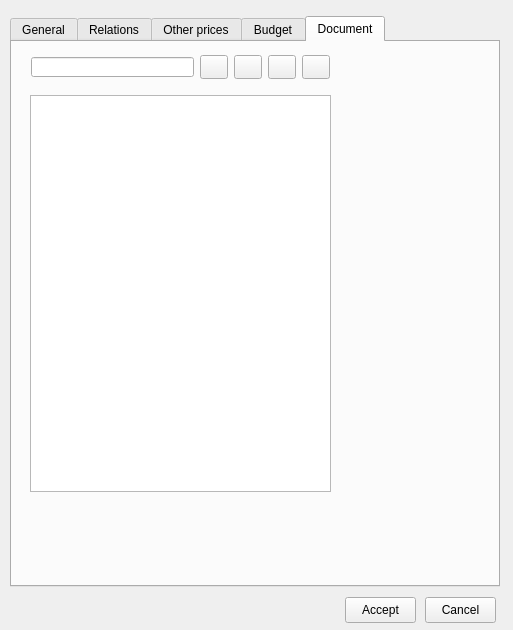
First picture: the form in ui/plan_psector.ui, repository Giswater/giswater_qgis_plugin, before the edit.
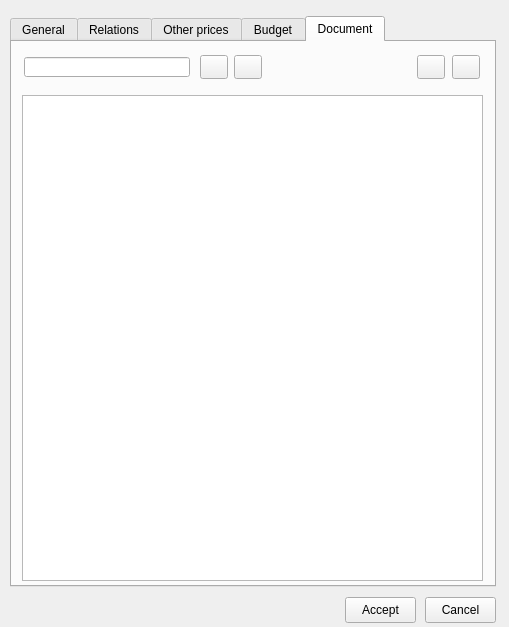
Second picture: the form after the edit. The open tabs and pages were chosen to show the change. Icons and pictures are not drawn.

Commit message: #483 open from plan_psector from search_plus

What changed in the file:
```diff
--- a/ui/plan_psector.ui
+++ b/ui/plan_psector.ui
@@ -6,8 +6,8 @@
    <rect>
     <x>0</x>
     <y>0</y>
-    <width>513</width>
-    <height>630</height>
+    <width>509</width>
+    <height>627</height>
    </rect>
   </property>
   <property name="windowTitle">
@@ -18,7 +18,7 @@
     <rect>
      <x>10</x>
      <y>16</y>
-     <width>490</width>
+     <width>486</width>
      <height>571</height>
     </rect>
    </property>
@@ -1654,7 +1654,7 @@
     <widget class="QPushButton" name="btn_doc_new">
      <property name="geometry">
       <rect>
-       <x>256</x>
+       <x>405</x>
        <y>13</y>
        <width>28</width>
        <height>24</height>
@@ -1688,7 +1688,7 @@
     <widget class="QPushButton" name="btn_open_doc">
      <property name="geometry">
       <rect>
-       <x>290</x>
+       <x>440</x>
        <y>13</y>
        <width>28</width>
        <height>24</height>
@@ -1708,19 +1708,19 @@
      </property>
      <property name="geometry">
       <rect>
-       <x>18</x>
+       <x>10</x>
        <y>53</y>
-       <width>301</width>
-       <height>397</height>
+       <width>461</width>
+       <height>486</height>
       </rect>
      </property>
     </widget>
     <widget class="QLineEdit" name="doc_id">
      <property name="geometry">
       <rect>
-       <x>19</x>
+       <x>12</x>
        <y>15</y>
-       <width>163</width>
+       <width>166</width>
        <height>20</height>
       </rect>
      </property>
```
Left out of the diff: 8 changed lines with no effect on the pictures. The commit also changes 2 other files.
